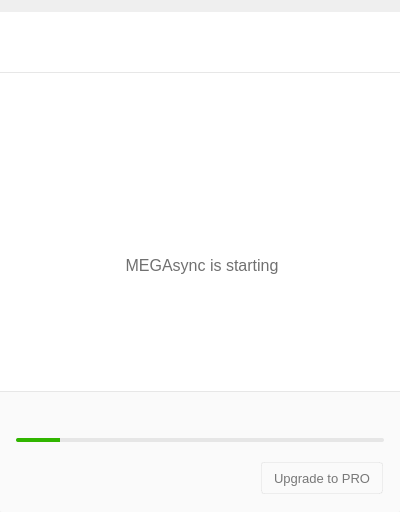
Qt form src/MEGASync/gui/macx/InfoDialog.ui (meganz/MEGAsync) before a commit.
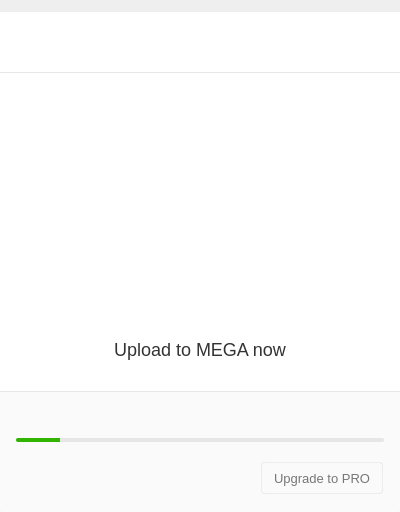
The same form after that commit. The open tabs and pages were chosen to show the change. Icons and pictures are not drawn. Custom widgets are drawn as their Qt base class.

Diff of the .ui file:
```diff
--- a/src/MEGASync/gui/macx/InfoDialog.ui
+++ b/src/MEGASync/gui/macx/InfoDialog.ui
@@ -42,7 +42,6 @@
 font-family: &quot;Source Sans Pro&quot;;
 font-size: 16px;
 color: rgba(51, 51, 51, 70%);
-padding-bottom: 25px;
 }
 
 #sActiveTransfers
@@ -299,6 +298,14 @@
   font-size: 13px;
   color: #666666;
 }
+
+#lUploadToMegaDesc
+{
+	color: #333333;
+	font-family: &quot;Source Sans Pro&quot;;
+	font-size: 18px;
+}
+
 #wHeader, #pOverquota, #pUpdated
 {
   background-color: #FFFFFF;
@@ -625,13 +632,13 @@
            <widget class="QWidget" name="pUpdated">
             <property name="minimumSize">
              <size>
-              <width>0</width>
+              <width>400</width>
               <height>320</height>
              </size>
             </property>
             <property name="maximumSize">
              <size>
-              <width>16777215</width>
+              <width>400</width>
               <height>320</height>
              </size>
             </property>
@@ -640,7 +647,7 @@
               <number>0</number>
              </property>
              <property name="leftMargin">
-              <number>2</number>
+              <number>0</number>
              </property>
              <property name="topMargin">
               <number>0</number>
@@ -652,17 +659,35 @@
               <number>0</number>
              </property>
              <item>
-              <widget class="QPushButton" name="label">
-               <property name="minimumSize">
+              <layout class="QHBoxLayout" name="horizontalLayout_9">
+               <property name="spacing">
+                <number>0</number>
+               </property>
+               <item>
+                <spacer name="horizontalSpacer_9">
+                 <property name="orientation">
+                  <enum>Qt::Horizontal</enum>
+                 </property>
+                 <property name="sizeHint" stdset="0">
                 <size>
                  <width>0</width>
-                 <height>112</height>
+                   <height>20</height>
+                  </size>
+                 </property>
+                </spacer>
+               </item>
+               <item>
+                <widget class="QPushButton" name="lUploadToMega">
+                 <property name="minimumSize">
+                  <size>
+                   <width>352</width>
+                   <height>234</height>
                 </size>
                </property>
                <property name="maximumSize">
                 <size>
-                 <width>16777215</width>
-                 <height>112</height>
+                   <width>352</width>
+                   <height>234</height>
                 </size>
                </property>
                <property name="styleSheet">
@@ -678,8 +703,8 @@
                </property>
                <property name="iconSize">
                 <size>
-                 <width>36</width>
-                 <height>36</height>
+                   <width>352</width>
+                   <height>234</height>
                 </size>
                </property>
                <property name="default">
@@ -691,7 +716,22 @@
               </widget>
              </item>
              <item>
-              <widget class="QLabel" name="lSyncUpdated">
+                <spacer name="horizontalSpacer_10">
+                 <property name="orientation">
+                  <enum>Qt::Horizontal</enum>
+                 </property>
+                 <property name="sizeHint" stdset="0">
+                  <size>
+                   <width>0</width>
+                   <height>20</height>
+                  </size>
+                 </property>
+                </spacer>
+               </item>
+              </layout>
+             </item>
+             <item>
+              <widget class="QLabel" name="lUploadToMegaDesc">
                <property name="sizePolicy">
                 <sizepolicy hsizetype="Minimum" vsizetype="Fixed">
                  <horstretch>0</horstretch>
@@ -701,20 +741,20 @@
                <property name="minimumSize">
                 <size>
                  <width>400</width>
-                 <height>50</height>
+                 <height>60</height>
                 </size>
                </property>
                <property name="maximumSize">
                 <size>
                  <width>16777215</width>
-                 <height>50</height>
+                 <height>60</height>
                 </size>
                </property>
                <property name="styleSheet">
-                <string notr="true"/>
+                <string notr="true">margin-top: 20px;</string>
                </property>
                <property name="text">
-                <string>MEGAsync is starting</string>
+                <string>Upload to MEGA now</string>
                </property>
                <property name="alignment">
                 <set>Qt::AlignCenter</set>
```
Left out of the diff: 6 changed lines with no effect on the pictures. Lines whose indentation alone changed are shown as unchanged.
